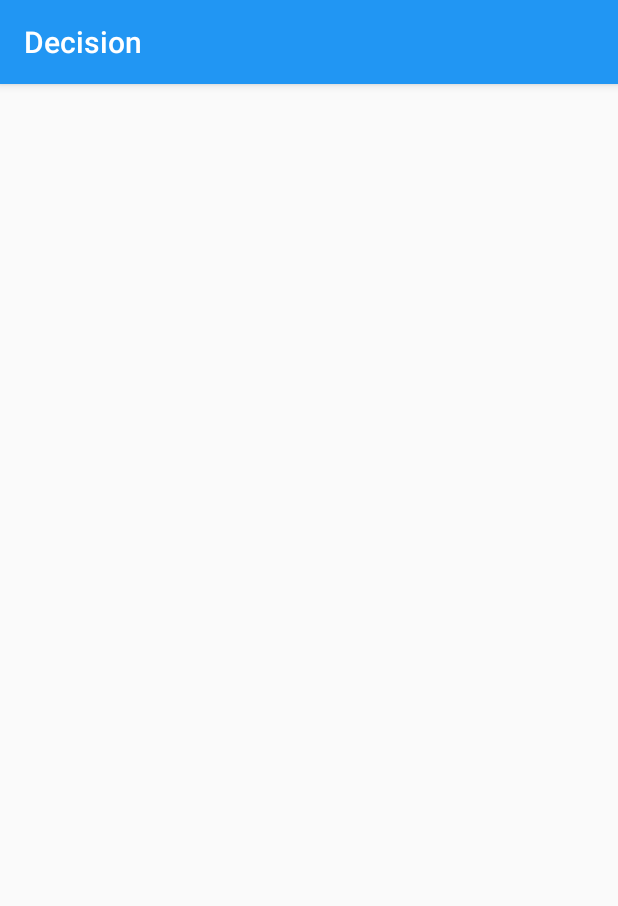
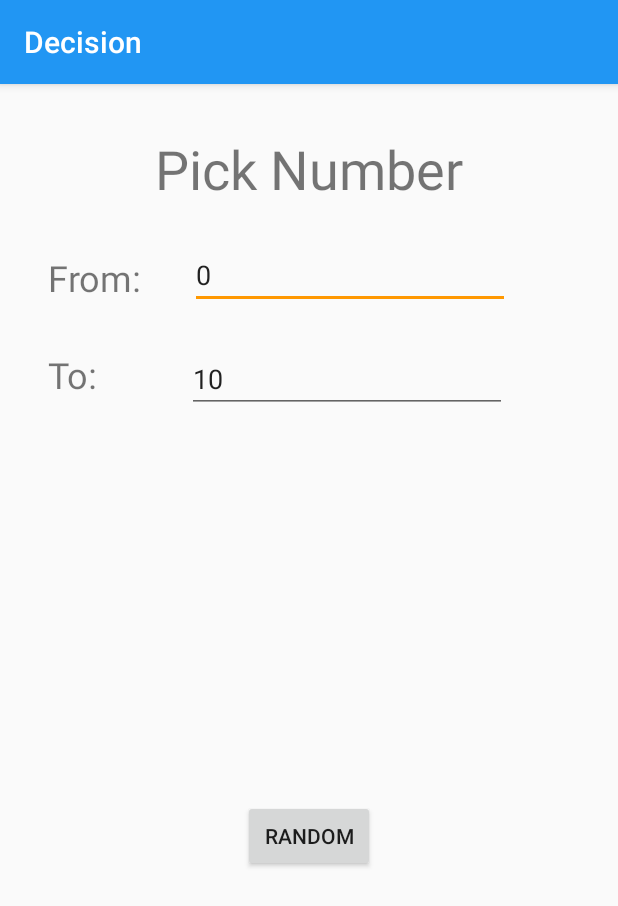
Before and after one commit to chend666/FinalProject, an Android app: the PickNumber screen opened directly, with no data from a screen before it, on a phone screen of 412 x 824 dp. Shown: the top 906 px of the screen. Run offline under Robolectric (Android 15) with nearby library versions, the phone set to English and light mode, and no system bars.

Commit message:
pick number first

```diff
--- a/app/src/main/java/com/example/android/FinalProject/PickNumber.java
+++ b/app/src/main/java/com/example/android/FinalProject/PickNumber.java
@@ -2,6 +2,10 @@ package com.example.android.FinalProject;
 
 import android.support.v7.app.AppCompatActivity;
 import android.os.Bundle;
+import android.view.View;
+import android.widget.TextView;
+
+import java.util.Random;
 
 public class PickNumber extends AppCompatActivity {
 
@@ -10,4 +14,23 @@ public class PickNumber extends AppCompatActivity {
         super.onCreate(savedInstanceState);
         setContentView(R.layout.activity_pick_number);
     }
+
+    public void randomNumber(View view) {
+        TextView number = findViewById(R.id.number);
+        TextView from = findViewById(R.id.from);
+        TextView to = findViewById(R.id.to);
+
+        int fromnum = Integer.parseInt(from.getText().toString());
+        int tonum = Integer.parseInt(to.getText().toString());
+
+        if (from.getText().toString() == "" || to.getText().toString() == ""){
+            fromnum = 0;
+            tonum = 10;
+        }
+
+        int num = new Random().nextInt((tonum - fromnum) + 1) + fromnum;
+
+        number.setText(num);
+        +
+    }
 }
--- a/app/src/main/res/layout/activity_pick_number.xml
+++ b/app/src/main/res/layout/activity_pick_number.xml
@@ -6,4 +6,81 @@
     android:layout_height="match_parent"
     tools:context=".PickNumber">
 
+    <TextView
+        android:id="@+id/yntitle2"
+        android:layout_width="wrap_content"
+        android:layout_height="wrap_content"
+        android:layout_marginTop="32dp"
+        android:text="@string/pick_number"
+        android:textSize="36sp"
+        app:layout_constraintEnd_toEndOf="parent"
+        app:layout_constraintStart_toStartOf="parent"
+        app:layout_constraintTop_toTopOf="parent" />
+
+    <TextView
+        android:id="@+id/textView4"
+        android:layout_width="wrap_content"
+        android:layout_height="wrap_content"
+        android:layout_marginStart="32dp"
+        android:layout_marginTop="32dp"
+        android:text="@string/from"
+        android:textSize="24sp"
+        app:layout_constraintStart_toStartOf="parent"
+        app:layout_constraintTop_toBottomOf="@+id/yntitle2" />
+
+    <TextView
+        android:id="@+id/textView5"
+        android:layout_width="wrap_content"
+        android:layout_height="wrap_content"
+        android:layout_marginStart="32dp"
+        android:layout_marginTop="32dp"
+        android:text="@string/to"
+        android:textSize="24sp"
+        app:layout_constraintStart_toStartOf="parent"
+        app:layout_constraintTop_toBottomOf="@+id/textView4" />
+
+    <TextView
+        android:id="@+id/number"
+        android:layout_width="1dp"
+        android:layout_height="78dp"
+        android:layout_marginTop="100dp"
+        android:textSize="60sp"
+        app:layout_constraintEnd_toEndOf="parent"
+        app:layout_constraintStart_toStartOf="parent"
+        app:layout_constraintTop_toBottomOf="@+id/to" />
+
+    <EditText
+        android:id="@+id/from"
+        android:layout_width="wrap_content"
+        android:layout_height="wrap_content"
+        android:layout_marginStart="32dp"
+        android:layout_marginTop="24dp"
+        android:ems="10"
+        android:inputType="number"
+        android:text="@string/fromnum"
+        app:layout_constraintStart_toEndOf="@+id/textView4"
+        app:layout_constraintTop_toBottomOf="@+id/yntitle2" />
+
+    <EditText
+        android:id="@+id/to"
+        android:layout_width="wrap_content"
+        android:layout_height="wrap_content"
+        android:layout_marginStart="59dp"
+        android:layout_marginTop="24dp"
+        android:ems="10"
+        android:inputType="number"
+        android:text="@string/tonum"
+        app:layout_constraintStart_toEndOf="@+id/textView5"
+        app:layout_constraintTop_toBottomOf="@+id/from" />
+
+    <Button
+        android:id="@+id/button10"
+        android:layout_width="wrap_content"
+        android:layout_height="wrap_content"
+        android:layout_marginTop="80dp"
+        android:onClick="randomNumber"
+        android:text="@string/yonButton"
+        app:layout_constraintEnd_toEndOf="parent"
+        app:layout_constraintStart_toStartOf="parent"
+        app:layout_constraintTop_toBottomOf="@+id/number" />
 </android.support.constraint.ConstraintLayout>
--- a/app/src/main/res/values/strings.xml
+++ b/app/src/main/res/values/strings.xml
@@ -31,4 +31,9 @@ limitations under the License. -->
     <string name="warnM">Error! Please add attributs</string>
     <string name="put_everyone_s_finger_on_the_screen">Put everyone\'s finger on the screen</string>
     <string name="yonButton">Random</string>
+    <string name="from">From:</string>
+    <string name="to">To:</string>
+    <string name="number">Number</string>
+    <string name="fromnum">0</string>
+    <string name="tonum">10</string>
 </resources>
```
